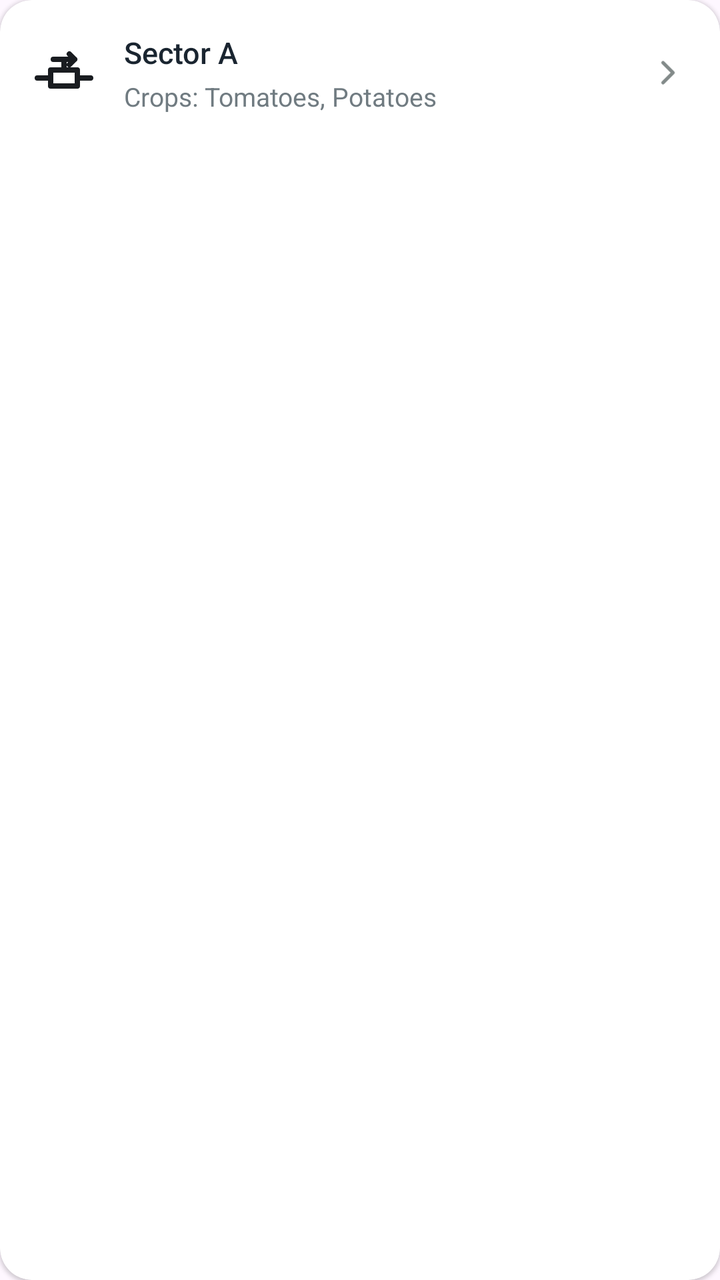
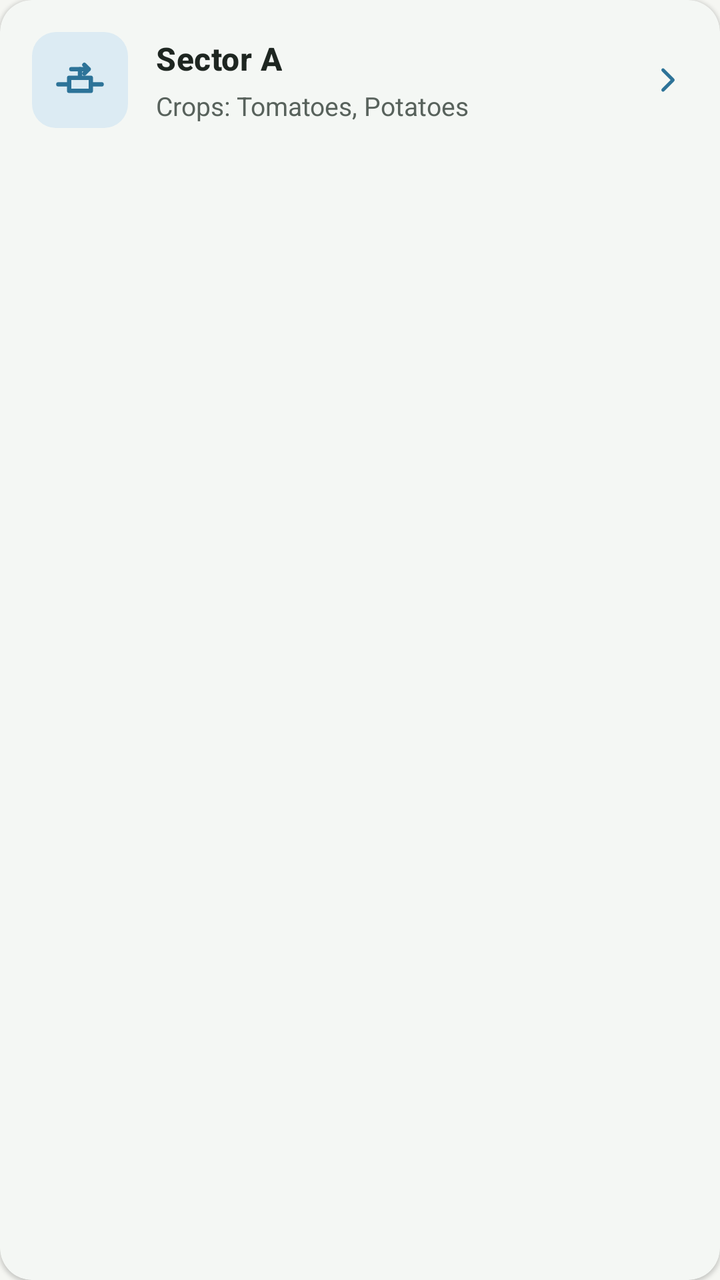

Compare the two renders of this Android layout. The source of the first and the diff that turns it into the second are given below.
<!-- AndroidManifest.xml: application theme Theme.Undersoil -->
<!-- res/layout/item_sector.xml -->
<?xml version="1.0" encoding="utf-8"?>
<androidx.cardview.widget.CardView xmlns:android="http://schemas.android.com/apk/res/android"
    xmlns:app="http://schemas.android.com/apk/res-auto"
    android:layout_width="match_parent"
    android:layout_height="wrap_content"
    android:layout_marginVertical="6dp"
    app:cardBackgroundColor="@color/white"
    app:cardCornerRadius="16dp"
    app:cardElevation="1dp">

    <LinearLayout
        android:layout_width="match_parent"
        android:layout_height="wrap_content"
        android:gravity="center_vertical"
        android:orientation="horizontal"
        android:padding="16dp">

        <ImageView
            android:layout_width="32dp"
            android:layout_height="32dp"
            android:src="@drawable/ic_iot_valve"
            android:contentDescription="Sector Icon" />

        <LinearLayout
            android:layout_width="0dp"
            android:layout_height="wrap_content"
            android:layout_marginStart="14dp"
            android:layout_weight="1"
            android:orientation="vertical">

            <TextView
                android:id="@+id/tvSectorName"
                android:layout_width="wrap_content"
                android:layout_height="wrap_content"
                android:fontFamily="sans-serif-medium"
                android:text="Sector A"
                android:textColor="@color/text_dark"
                android:textSize="15sp" />

            <TextView
                android:id="@+id/tvSectorCrops"
                android:layout_width="wrap_content"
                android:layout_height="wrap_content"
                android:layout_marginTop="3dp"
                android:fontFamily="sans-serif"
                android:text="Crops: Tomatoes, Potatoes"
                android:textColor="@color/text_sub"
                android:textSize="13sp" />
        </LinearLayout>

        <ImageView
            android:layout_width="20dp"
            android:layout_height="20dp"
            android:src="@drawable/ic_chevron_right"
            android:contentDescription="Open Sector" />

    </LinearLayout>
</androidx.cardview.widget.CardView>
<!-- resources referenced by this layout -->
<resources>
  <color name="text_dark">#1A2530</color>
  <color name="text_sub">#707B81</color>
  <color name="white">#FFFFFFFF</color>
  <!-- drawable ic_chevron_right (drawable) -->
  <?xml version="1.0" encoding="utf-8"?>
  <vector xmlns:android="http://schemas.android.com/apk/res/android"
      android:width="20dp"
      android:height="20dp"
      android:viewportWidth="24"
      android:viewportHeight="24">
      <path
          android:fillColor="@android:color/transparent"
          android:strokeColor="#828A89"
          android:strokeWidth="2"
          android:strokeLineCap="round"
          android:strokeLineJoin="round"
          android:pathData="M9,6 L15,12 L9,18" />
  </vector>
  <!-- drawable ic_iot_valve (drawable) -->
  <?xml version="1.0" encoding="utf-8"?>
  <vector xmlns:android="http://schemas.android.com/apk/res/android"
      android:width="28dp"
      android:height="28dp"
      android:viewportWidth="24"
      android:viewportHeight="24">
      
      <path
          android:pathData="M2,14 L7,14"
          android:strokeColor="#191C20"
          android:strokeWidth="2"
          android:strokeLineCap="round"/>
      
      <path
          android:pathData="M17,14 L22,14"
          android:strokeColor="#191C20"
          android:strokeWidth="2"
          android:strokeLineCap="round"/>
      
      <path
          android:pathData="M7,11 L17,11 L17,17 L7,17 Z"
          android:strokeColor="#191C20"
          android:strokeWidth="2"
          android:strokeLineJoin="round"/>
      
      <path
          android:pathData="M12,11 L12,7"
          android:strokeColor="#191C20"
          android:strokeWidth="2"
          android:strokeLineCap="round"/>
      
      <path
          android:pathData="M8,7 L16,7 M14,5 L16,7 L14,9"
          android:strokeColor="#191C20"
          android:strokeWidth="2"
          android:strokeLineCap="round"
          android:strokeLineJoin="round"/>
  </vector>
  <style name="Base.Theme.Undersoil" parent="Theme.Material3.DayNight.NoActionBar">
          
      </style>
  <!-- unchanged entries left out for length: 1 -->
</resources>

<!-- the commit's change to res/layout/item_sector.xml (unified diff, before → after) -->
@@ -1,12 +1,12 @@
 <?xml version="1.0" encoding="utf-8"?>
-<androidx.cardview.widget.CardView xmlns:android="http://schemas.android.com/apk/res/android"
+<com.google.android.material.card.MaterialCardView xmlns:android="http://schemas.android.com/apk/res/android"
     xmlns:app="http://schemas.android.com/apk/res-auto"
+    style="@style/Widget.AgriTech.CardView.Aqua"
     android:layout_width="match_parent"
     android:layout_height="wrap_content"
     android:layout_marginVertical="6dp"
-    app:cardBackgroundColor="@color/white"
-    app:cardCornerRadius="16dp"
-    app:cardElevation="1dp">
+    android:clickable="true"
+    android:focusable="true">
 
     <LinearLayout
         android:layout_width="match_parent"
@@ -16,10 +16,13 @@
         android:padding="16dp">
 
         <ImageView
-            android:layout_width="32dp"
-            android:layout_height="32dp"
-            android:src="@drawable/ic_iot_valve"
-            android:contentDescription="Sector Icon" />
+            style="@style/Widget.AgriTech.IconTile.Aqua"
+            android:layout_width="48dp"
+            android:layout_height="48dp"
+            android:contentDescription="Sector Icon"
+            android:importantForAccessibility="yes"
+            android:padding="11dp"
+            android:src="@drawable/ic_iot_valve" />
 
         <LinearLayout
             android:layout_width="0dp"
@@ -32,27 +35,26 @@
                 android:id="@+id/tvSectorName"
                 android:layout_width="wrap_content"
                 android:layout_height="wrap_content"
-                android:fontFamily="sans-serif-medium"
                 android:text="Sector A"
-                android:textColor="@color/text_dark"
-                android:textSize="15sp" />
+                android:textAppearance="@style/TextAppearance.AgriTech.Title"
+                android:textSize="16sp" />
 
             <TextView
                 android:id="@+id/tvSectorCrops"
                 android:layout_width="wrap_content"
                 android:layout_height="wrap_content"
-                android:layout_marginTop="3dp"
-                android:fontFamily="sans-serif"
+                android:layout_marginTop="4dp"
                 android:text="Crops: Tomatoes, Potatoes"
-                android:textColor="@color/text_sub"
+                android:textColor="@color/us_text_secondary"
                 android:textSize="13sp" />
         </LinearLayout>
 
         <ImageView
             android:layout_width="20dp"
             android:layout_height="20dp"
+            android:contentDescription="Open Sector"
             android:src="@drawable/ic_chevron_right"
-            android:contentDescription="Open Sector" />
+            app:tint="@color/us_aqua" />
 
     </LinearLayout>
-</androidx.cardview.widget.CardView>
+</com.google.android.material.card.MaterialCardView>
<!-- resource entries referenced after the edit -->
@@ -1,8 +1,7 @@
 <!-- resources referenced by this layout -->
 <resources>
-  <color name="text_dark">#1A2530</color>
-  <color name="text_sub">#707B81</color>
-  <color name="white">#FFFFFFFF</color>
+  <color name="us_aqua">#2D7398</color>
+  <color name="us_text_secondary">#58625C</color>
   <!-- drawable ic_chevron_right (drawable) -->
   <?xml version="1.0" encoding="utf-8"?>
   <vector xmlns:android="http://schemas.android.com/apk/res/android"
@@ -12,7 +11,7 @@
       android:viewportHeight="24">
       <path
           android:fillColor="@android:color/transparent"
-          android:strokeColor="#828A89"
+          android:strokeColor="@color/us_text_secondary"
           android:strokeWidth="2"
           android:strokeLineCap="round"
           android:strokeLineJoin="round"
@@ -28,38 +27,280 @@
       
       <path
           android:pathData="M2,14 L7,14"
-          android:strokeColor="#191C20"
+          android:strokeColor="@color/us_text_primary"
           android:strokeWidth="2"
           android:strokeLineCap="round"/>
       
       <path
           android:pathData="M17,14 L22,14"
-          android:strokeColor="#191C20"
+          android:strokeColor="@color/us_text_primary"
           android:strokeWidth="2"
           android:strokeLineCap="round"/>
       
       <path
           android:pathData="M7,11 L17,11 L17,17 L7,17 Z"
-          android:strokeColor="#191C20"
+          android:strokeColor="@color/us_text_primary"
           android:strokeWidth="2"
           android:strokeLineJoin="round"/>
       
       <path
           android:pathData="M12,11 L12,7"
-          android:strokeColor="#191C20"
+          android:strokeColor="@color/us_text_primary"
           android:strokeWidth="2"
           android:strokeLineCap="round"/>
       
       <path
           android:pathData="M8,7 L16,7 M14,5 L16,7 L14,9"
-          android:strokeColor="#191C20"
+          android:strokeColor="@color/us_text_primary"
           android:strokeWidth="2"
           android:strokeLineCap="round"
           android:strokeLineJoin="round"/>
   </vector>
-  <style name="Base.Theme.Undersoil" parent="Theme.Material3.DayNight.NoActionBar">
-          
-      </style>
+  <style name="TextAppearance.AgriTech.Title" parent="TextAppearance.Material3.TitleMedium">
+          <item name="android:textColor">@color/us_text_primary</item>
+          <item name="android:textSize">17sp</item>
+          <item name="android:textStyle">bold</item>
+      </style>
+  <style name="Widget.AgriTech.CardView.Aqua" />
+  <style name="Widget.AgriTech.IconTile.Aqua">
+          <item name="android:background">@drawable/bg_icon_tile_aqua</item>
+          <item name="tint">@color/us_aqua</item>
+      </style>
+  <color name="us_text_primary">#1E2621</color>
+  <!-- drawable bg_icon_tile_aqua (drawable) -->
+  <?xml version="1.0" encoding="utf-8"?>
+  <shape xmlns:android="http://schemas.android.com/apk/res/android"
+      android:shape="rectangle">
+      <solid android:color="@color/us_aqua_container" />
+      <corners android:radius="12dp" />
+  </shape>
+  <style name="Base.Theme.Undersoil" parent="AgriTech.Theme" />
+  <color name="us_aqua_container">#DCEBF3</color>
+  <style name="AgriTech.Theme" parent="Theme.Material3.DayNight.NoActionBar">
+          
+          <item name="colorPrimary">@color/us_bio_green</item>
+          <item name="colorOnPrimary">@color/us_on_bio_green</item>
+          <item name="colorPrimaryContainer">@color/us_bio_green_container</item>
+          <item name="colorOnPrimaryContainer">@color/us_on_bio_green_container</item>
+          <item name="colorPrimaryInverse">@color/us_bio_green_dim</item>
+  
+          
+          <item name="colorSecondary">@color/us_aqua</item>
+          <item name="colorOnSecondary">@color/us_on_aqua</item>
+          <item name="colorSecondaryContainer">@color/us_aqua_container</item>
+          <item name="colorOnSecondaryContainer">@color/us_on_aqua_container</item>
+  
+          
+          <item name="colorTertiary">@color/us_amber</item>
+          <item name="colorOnTertiary">@color/us_surface</item>
+          <item name="colorTertiaryContainer">@color/us_amber_container</item>
+          <item name="colorOnTertiaryContainer">@color/us_text_primary</item>
+  
+          
+          <item name="colorError">@color/us_danger</item>
+          <item name="colorOnError">@color/us_on_danger</item>
+          <item name="colorErrorContainer">@color/us_danger_container</item>
+          <item name="colorOnErrorContainer">@color/us_text_primary</item>
+  
+          
+          <item name="android:colorBackground">@color/us_bg</item>
+          <item name="colorOnBackground">@color/us_text_primary</item>
+          <item name="colorSurface">@color/us_surface</item>
+          <item name="colorOnSurface">@color/us_text_primary</item>
+          <item name="colorSurfaceVariant">@color/us_surface_raised</item>
+          <item name="colorOnSurfaceVariant">@color/us_text_secondary</item>
+          <item name="colorSurfaceInverse">@color/us_text_primary</item>
+          <item name="colorOnSurfaceInverse">@color/us_bg</item>
+          <item name="colorSurfaceBright">@color/us_surface_raised</item>
+          <item name="colorSurfaceDim">@color/us_bg</item>
+          <item name="colorSurfaceContainerLowest">@color/us_surface</item>
+          <item name="colorSurfaceContainerLow">@color/us_surface</item>
+          <item name="colorSurfaceContainer">@color/us_surface_card</item>
+          <item name="colorSurfaceContainerHigh">@color/us_surface_raised</item>
+          <item name="colorSurfaceContainerHighest">@color/us_surface_raised</item>
+          <item name="colorOutline">@color/us_outline_strong</item>
+          <item name="colorOutlineVariant">@color/us_outline</item>
+          <item name="colorControlNormal">@color/us_text_secondary</item>
+          <item name="colorControlActivated">@color/us_bio_green</item>
+          <item name="colorControlHighlight">@color/us_bio_green_glow</item>
+  
+          
+          <item name="android:textColorPrimary">@color/us_text_primary</item>
+          <item name="android:textColorSecondary">@color/us_text_secondary</item>
+          <item name="android:textColorTertiary">@color/us_text_hint</item>
+          <item name="android:textColorHint">@color/us_text_hint</item>
+          <item name="android:textColorLink">@color/us_aqua</item>
+          <item name="android:textColorHighlight">@color/us_bio_green_container</item>
+          <item name="android:editTextColor">@color/us_text_primary</item>
+  
+          
+          <item name="android:windowBackground">@color/us_bg</item>
+          <item name="android:statusBarColor">@color/us_bg</item>
+          <item name="android:navigationBarColor">@color/us_surface</item>
+          <item name="android:windowLightStatusBar">true</item>
+          <item name="android:windowLightNavigationBar">true</item>
+          <item name="android:forceDarkAllowed">false</item>
+          <item name="android:isLightTheme">true</item>
+          <item name="isLightTheme">true</item>
+          <item name="android:windowAnimationStyle">@style/AgriTech.WindowAnimation</item>
+  
+          
+          <item name="materialCardViewStyle">@style/Widget.AgriTech.CardView</item>
+          <item name="materialButtonStyle">@style/Widget.AgriTech.Button</item>
+          <item name="borderlessButtonStyle">@style/Widget.AgriTech.Button.Text</item>
+          <item name="bottomNavigationStyle">@style/Widget.AgriTech.BottomNavigation</item>
+          <item name="bottomAppBarStyle">@style/Widget.AgriTech.BottomAppBar</item>
+          <item name="floatingActionButtonStyle">@style/Widget.AgriTech.FAB</item>
+          <item name="textInputStyle">@style/Widget.AgriTech.TextInputLayout</item>
+          <item name="materialSwitchStyle">@style/Widget.Material3.CompoundButton.MaterialSwitch</item>
+          <item name="shapeAppearanceCornerSmall">@style/ShapeAppearance.AgriTech.Small</item>
+          <item name="shapeAppearanceCornerMedium">@style/ShapeAppearance.AgriTech.Medium</item>
+          <item name="shapeAppearanceCornerLarge">@style/ShapeAppearance.AgriTech.Large</item>
+          <item name="materialAlertDialogTheme">@style/ThemeOverlay.AgriTech.Dialog</item>
+          <item name="android:alertDialogTheme">@style/ThemeOverlay.AgriTech.Dialog</item>
+      </style>
+  <color name="us_bio_green">#2F6B3A</color>
+  <color name="us_on_bio_green">#FFFFFF</color>
+  <color name="us_bio_green_container">#DDEBDD</color>
+  <color name="us_on_bio_green_container">#163A1E</color>
+  <color name="us_bio_green_dim">#24542D</color>
+  <color name="us_on_aqua">#FFFFFF</color>
+  <color name="us_on_aqua_container">#123547</color>
+  <color name="us_amber">#B8742A</color>
+  <color name="us_surface">#FFFFFF</color>
+  <color name="us_amber_container">#F6E8D6</color>
+  <color name="us_danger">#B34A3C</color>
+  <color name="us_on_danger">#FFFFFF</color>
+  <color name="us_danger_container">#F8E1DC</color>
+  <color name="us_bg">#F5F6F2</color>
+  <color name="us_surface_raised">#EDF0EA</color>
+  <color name="us_surface_card">#FFFFFF</color>
+  <color name="us_outline_strong">#C4CBC1</color>
+  <color name="us_outline">#E2E6DF</color>
+  <color name="us_bio_green_glow">#1F2F6B3A</color>
+  <color name="us_text_hint">#89928C</color>
+  <style name="AgriTech.WindowAnimation" parent="@android:style/Animation.Activity">
+          <item name="android:activityOpenEnterAnimation">@anim/slide_in_right</item>
+          <item name="android:activityOpenExitAnimation">@anim/slide_out_left</item>
+          <item name="android:activityCloseEnterAnimation">@anim/fade_in</item>
+          <item name="android:activityCloseExitAnimation">@anim/fade_out</item>
+      </style>
+  <style name="Widget.AgriTech.CardView" parent="Widget.Material3.CardView.Elevated">
+          <item name="cardBackgroundColor">@color/us_surface_card</item>
+          <item name="cardCornerRadius">16dp</item>
+          <item name="cardElevation">1dp</item>
+          <item name="strokeColor">@color/us_outline</item>
+          <item name="strokeWidth">0dp</item>
+          <item name="rippleColor">@color/us_bio_green_glow</item>
+      </style>
+  <style name="Widget.AgriTech.Button" parent="Widget.Material3.Button">
+          <item name="backgroundTint">@color/selector_button_primary_bg</item>
+          <item name="android:textColor">@color/selector_button_primary_text</item>
+          <item name="iconTint">@color/selector_button_primary_text</item>
+          <item name="rippleColor">#33FFFFFF</item>
+          <item name="android:minHeight">52dp</item>
+          <item name="android:textSize">15sp</item>
+          <item name="android:textStyle">bold</item>
+          <item name="android:letterSpacing">0.01</item>
+          <item name="android:textAllCaps">false</item>
+          <item name="shapeAppearance">@style/ShapeAppearance.AgriTech.Button</item>
+          <item name="android:elevation">0dp</item>
+      </style>
+  <style name="Widget.AgriTech.Button.Text" parent="Widget.Material3.Button.TextButton">
+          <item name="android:textColor">@color/us_bio_green</item>
+          <item name="iconTint">@color/us_bio_green</item>
+          <item name="rippleColor">@color/us_bio_green_glow</item>
+          <item name="android:textStyle">bold</item>
+          <item name="android:textAllCaps">false</item>
+          <item name="shapeAppearance">@style/ShapeAppearance.AgriTech.Button</item>
+      </style>
+  <style name="Widget.AgriTech.BottomNavigation" parent="Widget.Material3.BottomNavigationView">
+          <item name="android:background">@android:color/transparent</item>
+          <item name="backgroundTint">@android:color/transparent</item>
+          <item name="elevation">0dp</item>
+          <item name="itemIconTint">@color/bottom_nav_item_tint</item>
+          <item name="itemTextColor">@color/bottom_nav_item_tint</item>
+          <item name="itemIconSize">24dp</item>
+          <item name="itemRippleColor">@color/us_bio_green_glow</item>
+          <item name="labelVisibilityMode">labeled</item>
+          <item name="itemActiveIndicatorStyle">@style/Widget.AgriTech.BottomNavigation.ActiveIndicator</item>
+          <item name="itemTextAppearanceActive">@style/TextAppearance.AgriTech.NavLabel.Active</item>
+          <item name="itemTextAppearanceInactive">@style/TextAppearance.AgriTech.NavLabel</item>
+      </style>
+  <style name="Widget.AgriTech.BottomAppBar" parent="Widget.Material3.BottomAppBar">
+          <item name="backgroundTint">@color/us_surface</item>
+          <item name="elevation">6dp</item>
+          <item name="fabAnchorMode">cradle</item>
+          <item name="fabAlignmentMode">center</item>
+          <item name="fabCradleMargin">8dp</item>
+          <item name="fabCradleRoundedCornerRadius">20dp</item>
+          <item name="fabCradleVerticalOffset">4dp</item>
+      </style>
+  <style name="Widget.AgriTech.FAB" parent="Widget.Material3.FloatingActionButton.Primary">
+          <item name="backgroundTint">@color/us_bio_green</item>
+          <item name="tint">@color/us_on_bio_green</item>
+          <item name="rippleColor">#33FFFFFF</item>
+          <item name="shapeAppearanceOverlay">@style/ShapeAppearance.AgriTech.Pill</item>
+          <item name="elevation">4dp</item>
+      </style>
+  <style name="Widget.AgriTech.TextInputLayout" parent="Widget.Material3.TextInputLayout.OutlinedBox">
+          <item name="boxBackgroundColor">@color/us_surface_input</item>
+          <item name="boxStrokeColor">@color/selector_input_stroke</item>
+          <item name="boxStrokeWidth">1dp</item>
+          <item name="boxStrokeWidthFocused">2dp</item>
+          <item name="hintTextColor">@color/us_bio_green</item>
+          <item name="android:textColorHint">@color/us_text_hint</item>
+          <item name="startIconTint">@color/us_text_secondary</item>
+          <item name="endIconTint">@color/us_text_secondary</item>
+          <item name="boxCornerRadiusTopStart">12dp</item>
+          <item name="boxCornerRadiusTopEnd">12dp</item>
+          <item name="boxCornerRadiusBottomStart">12dp</item>
+          <item name="boxCornerRadiusBottomEnd">12dp</item>
+      </style>
+  <style name="ShapeAppearance.AgriTech.Small" parent="ShapeAppearance.Material3.Corner.Small">
+          <item name="cornerFamily">rounded</item>
+          <item name="cornerSize">8dp</item>
+      </style>
+  <style name="ShapeAppearance.AgriTech.Medium" parent="ShapeAppearance.Material3.Corner.Medium">
+          <item name="cornerFamily">rounded</item>
+          <item name="cornerSize">16dp</item>
+      </style>
+  <style name="ShapeAppearance.AgriTech.Large" parent="ShapeAppearance.Material3.Corner.Large">
+          <item name="cornerFamily">rounded</item>
+          <item name="cornerSize">20dp</item>
+      </style>
+  <style name="ThemeOverlay.AgriTech.Dialog" parent="ThemeOverlay.Material3.MaterialAlertDialog">
+          <item name="colorSurface">@color/us_surface_card</item>
+          <item name="colorSurfaceContainerHigh">@color/us_surface_card</item>
+          <item name="colorOnSurface">@color/us_text_primary</item>
+          <item name="colorOnSurfaceVariant">@color/us_text_secondary</item>
+          <item name="colorPrimary">@color/us_bio_green</item>
+          <item name="android:textColorPrimary">@color/us_text_primary</item>
+          <item name="android:textColorSecondary">@color/us_text_secondary</item>
+          <item name="shapeAppearanceOverlay">@style/ShapeAppearance.AgriTech.Large</item>
+      </style>
+  <style name="ShapeAppearance.AgriTech.Button" parent="">
+          <item name="cornerFamily">rounded</item>
+          <item name="cornerSize">12dp</item>
+      </style>
+  <style name="Widget.AgriTech.BottomNavigation.ActiveIndicator" parent="Widget.Material3.BottomNavigationView.ActiveIndicator">
+          <item name="android:color">@color/bottom_nav_indicator</item>
+          <item name="android:width">64dp</item>
+          <item name="android:height">32dp</item>
+          <item name="shapeAppearance">@style/ShapeAppearance.AgriTech.Pill</item>
+      </style>
+  <style name="TextAppearance.AgriTech.NavLabel.Active">
+          <item name="android:textStyle">bold</item>
+      </style>
+  <style name="TextAppearance.AgriTech.NavLabel" parent="TextAppearance.Material3.LabelMedium">
+          <item name="android:textSize">12sp</item>
+          <item name="android:letterSpacing">0.04</item>
+      </style>
+  <style name="ShapeAppearance.AgriTech.Pill" parent="">
+          <item name="cornerFamily">rounded</item>
+          <item name="cornerSize">50%</item>
+      </style>
+  <color name="us_surface_input">#F3F5F0</color>
   <!-- unchanged entries left out for length: 1 -->
 </resources>
 
